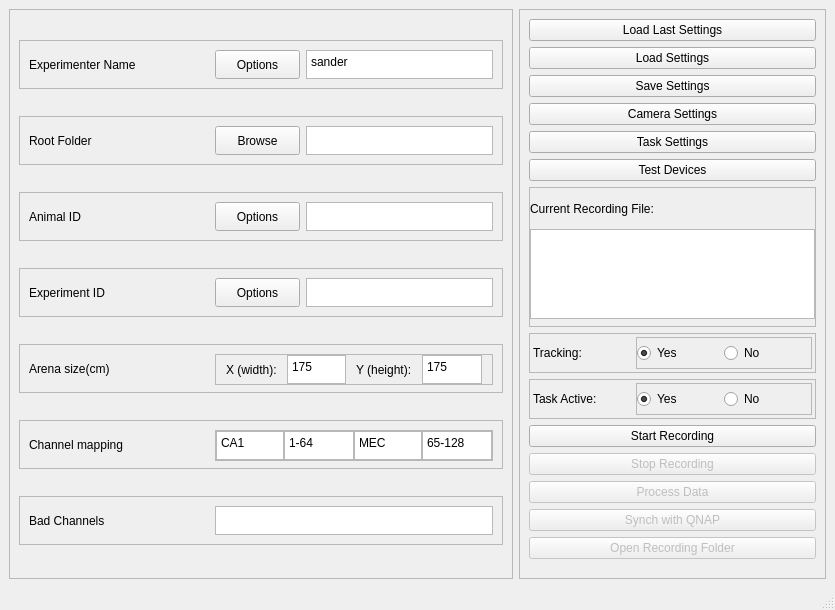
Old version of the form RecordingManagerDesign.ui in the repository Barry-lab/openEPhys_DACQ.
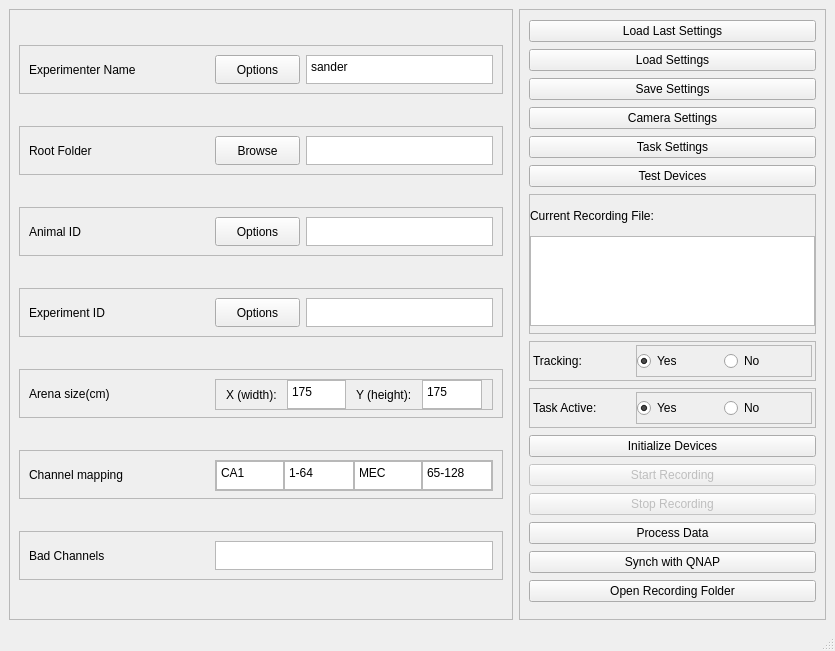
New version of the form.

Commit message: Implemented Initialize Devices Button in RecordingManager

```diff
--- a/RecordingManagerDesign.ui
+++ b/RecordingManagerDesign.ui
@@ -7,7 +7,7 @@
     <x>0</x>
     <y>0</y>
     <width>835</width>
-    <height>610</height>
+    <height>651</height>
    </rect>
   </property>
   <property name="windowTitle">
@@ -32,7 +32,7 @@
          <x>0</x>
          <y>0</y>
          <width>537</width>
-         <height>543</height>
+         <height>584</height>
         </rect>
        </property>
        <layout class="QVBoxLayout" name="verticalLayout">
@@ -858,10 +858,20 @@
          </layout>
         </widget>
        </item>
+       <item>
+        <widget class="QPushButton" name="pb_init_devices">
+         <property name="enabled">
+          <bool>true</bool>
+         </property>
+         <property name="text">
+          <string>Initialize Devices</string>
+         </property>
+        </widget>
+       </item>
        <item>
         <widget class="QPushButton" name="pb_start_rec">
          <property name="enabled">
-          <bool>true</bool>
+          <bool>false</bool>
          </property>
          <property name="text">
           <string>Start Recording</string>
@@ -881,7 +891,7 @@
        <item>
         <widget class="QPushButton" name="pb_process_data">
          <property name="enabled">
-          <bool>false</bool>
+          <bool>true</bool>
          </property>
          <property name="text">
           <string>Process Data</string>
@@ -891,7 +901,7 @@
        <item>
         <widget class="QPushButton" name="pb_sync_server">
          <property name="enabled">
-          <bool>false</bool>
+          <bool>true</bool>
          </property>
          <property name="text">
           <string>Synch with QNAP</string>
@@ -901,7 +911,7 @@
        <item>
         <widget class="QPushButton" name="pb_open_rec_folder">
          <property name="enabled">
-          <bool>false</bool>
+          <bool>true</bool>
          </property>
          <property name="text">
           <string>Open Recording Folder</string>
```
The commit also changes 2 other files.
